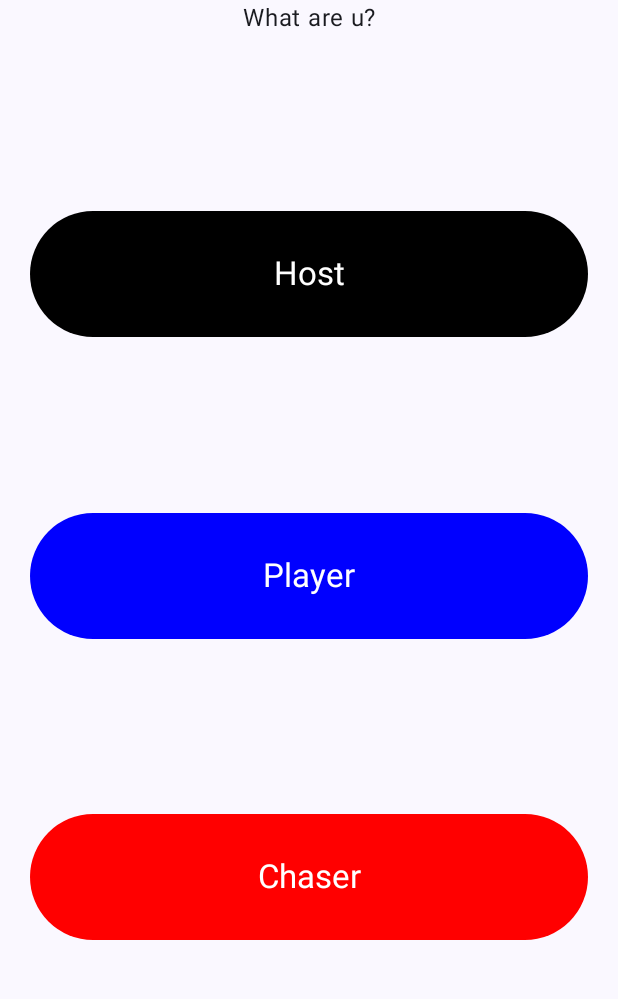
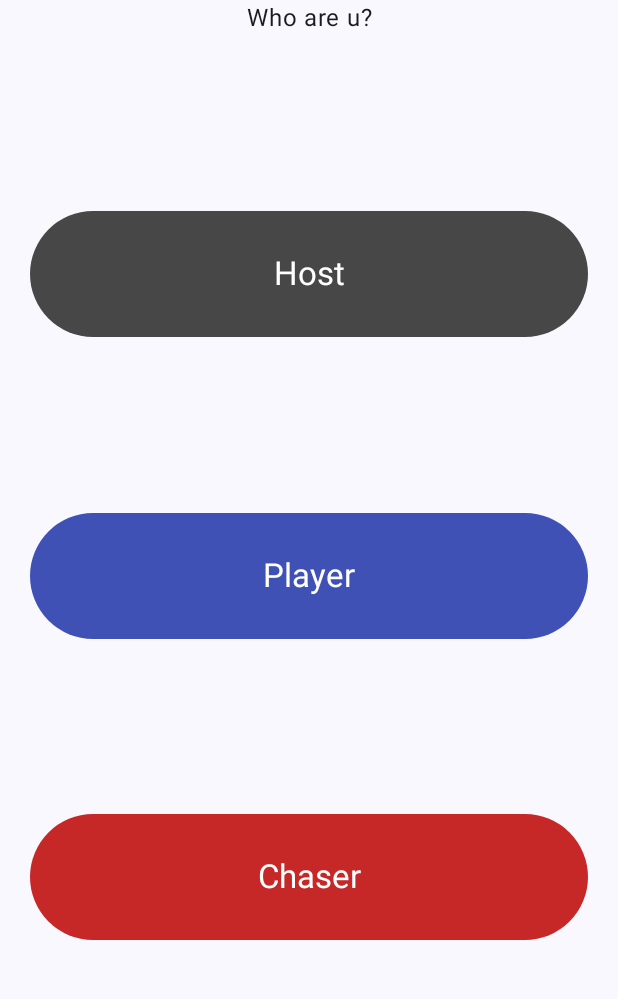
Before and after one commit to timlam9/TheChase, an Android app built with Jetpack Compose: the screen it shows after launch (MainActivity), on a phone screen of 412 x 824 dp, the part 178-1177 px from its top. Run offline under Robolectric (Android 15) with nearby library versions, the phone set to English and light mode, and no system bars; libraries missing offline, so code that uses them is left out: io.ktor.serialization; 2 statements that could not run were skipped.

Commit message:
Disable answer buttons on player answer and replace with chase colors

```diff
--- a/app/src/main/java/com/lamti/thechase/activity/MainActivity.kt
+++ b/app/src/main/java/com/lamti/thechase/activity/MainActivity.kt
@@ -74,7 +74,11 @@ internal class MainActivity : ComponentActivity() {
                             }
                         )
 
-                        ANSWER_SCREEN -> AnswerScreen(state.user, viewModel::onAnswerClick)
+                        ANSWER_SCREEN -> AnswerScreen(
+                            hasAnswered = state.answer != "",
+                            user = state.user,
+                            onAnswerClick = viewModel::onAnswerClick
+                        )
                     }
                 }
             }
--- a/app/src/main/java/com/lamti/thechase/activity/MainViewModel.kt
+++ b/app/src/main/java/com/lamti/thechase/activity/MainViewModel.kt
@@ -6,7 +6,9 @@ import androidx.lifecycle.viewModelScope
 import com.lamti.thechase.activity.MainView.UiState
 import com.lamti.thechase.data.Repository
 import com.lamti.thechase.data.models.ChaseSoundEvent
+import com.lamti.thechase.data.websocket.ChaseState
 import com.lamti.thechase.data.websocket.GameAction
+import com.lamti.thechase.data.websocket.GameQuestionOption
 import com.lamti.thechase.data.websocket.SocketMessage
 import com.lamti.thechase.data.websocket.WebSocket
 import com.lamti.thechase.toEmail
@@ -15,7 +17,10 @@ import kotlinx.coroutines.async
 import kotlinx.coroutines.flow.MutableStateFlow
 import kotlinx.coroutines.flow.SharedFlow
 import kotlinx.coroutines.flow.SharingStarted
+import kotlinx.coroutines.flow.StateFlow
 import kotlinx.coroutines.flow.asStateFlow
+import kotlinx.coroutines.flow.launchIn
+import kotlinx.coroutines.flow.onEach
 import kotlinx.coroutines.flow.shareIn
 import kotlinx.coroutines.flow.update
 import kotlinx.coroutines.launch
@@ -32,6 +37,29 @@ internal class MainViewModel(
         scope = viewModelScope,
         started = SharingStarted.WhileSubscribed()
     )
+
+    val chaseState: StateFlow<ChaseState> = socket.chaseState
+
+    init {
+        chaseState.onEach { serverState ->
+            val playerHasAnswered =
+                serverState.currentQuestion.options.firstOrNull { it.selectedBy == GameQuestionOption.SelectedBy.PLAYER } != null
+            val chaserHasAnswered =
+                serverState.currentQuestion.options.firstOrNull { it.selectedBy == GameQuestionOption.SelectedBy.CHASER } != null
+            val bothHaveAnswered =
+                serverState.currentQuestion.options.firstOrNull { it.selectedBy == GameQuestionOption.SelectedBy.BOTH } != null
+
+            val shouldResetPlayerAnswer =
+                _uiState.value.user == UiState.User.PLAYER && !playerHasAnswered && !bothHaveAnswered
+            val shouldResetChaserAnswer =
+                _uiState.value.user == UiState.User.CHASER && !chaserHasAnswered && !bothHaveAnswered
+
+            if (shouldResetPlayerAnswer || shouldResetChaserAnswer) {
+                _uiState.update { it.copy(answer = "") }
+            }
+
+        }.launchIn(viewModelScope)
+    }
 
     fun onHostClick() {
         viewModelScope.launch {
--- /dev/null
+++ b/app/src/main/java/com/lamti/thechase/data/websocket/ChaseState.kt
@@ -0,0 +1,70 @@
+package com.lamti.thechase.data.websocket
+
+data class ChaseState(
+    val board: List<ChaseBox> = emptyList(),
+    val gameStatus: GameStatus = GameStatus.SETUP,
+    val currentQuestion: GameQuestion = GameQuestion(
+        id = "",
+        title = "",
+        options = emptyList(),
+        showRightAnswer = false,
+        showPlayerAnswer = false,
+        showChaserAnswer = false
+    )
+)
+
+data class ChaseBox(
+    val position: Int,
+    val type: RowType,
+) {
+
+    enum class RowType(val title: String) {
+
+        CHASER(""),
+        CHASER_HEAD("Chaser"),
+        PLAYER(""),
+        PLAYER_HEAD("Player"),
+        EMPTY(""),
+        BANK("")
+    }
+}
+
+data class GameQuestion(
+    val id: String,
+    val title: String,
+    val options: List<GameQuestionOption>,
+    val showRightAnswer: Boolean,
+    val showPlayerAnswer: Boolean,
+    val showChaserAnswer: Boolean,
+)
+
+data class GameQuestionOption(
+    val title: String,
+    val position: Position,
+    val selectedBy: SelectedBy,
+    val isRightAnswer: Boolean
+) {
+
+    enum class Position {
+
+        A,
+        B,
+        C
+    }
+
+    enum class SelectedBy {
+
+        CHASER,
+        PLAYER,
+        BOTH,
+        NONE
+    }
+}
+
+enum class GameStatus {
+
+    CHASER_WIN,
+    PLAYER_WIN,
+    PLAYING,
+    SETUP
+}
--- a/app/src/main/java/com/lamti/thechase/data/websocket/WebSocket.kt
+++ b/app/src/main/java/com/lamti/thechase/data/websocket/WebSocket.kt
@@ -20,8 +20,11 @@ import kotlinx.coroutines.Job
 import kotlinx.coroutines.channels.Channel
 import kotlinx.coroutines.channels.consumeEach
 import kotlinx.coroutines.flow.Flow
+import kotlinx.coroutines.flow.MutableStateFlow
+import kotlinx.coroutines.flow.asStateFlow
 import kotlinx.coroutines.flow.flowOn
 import kotlinx.coroutines.flow.receiveAsFlow
+import kotlinx.coroutines.flow.update
 import kotlinx.coroutines.launch
 import kotlinx.coroutines.supervisorScope
 
@@ -36,6 +39,9 @@ class WebSocket(
     private val _socketSoundsEventChannel: Channel<ChaseSoundEvent> = Channel()
     val socketSoundEvents: Flow<ChaseSoundEvent>
         get() = _socketSoundsEventChannel.receiveAsFlow().flowOn(dispatcher)
+
+    private var _chaseState = MutableStateFlow(ChaseState())
+    val chaseState = _chaseState.asStateFlow()
 
     fun openConnection(token: String, email: String) {
         socketConnectJob = Job()
@@ -81,7 +87,7 @@ class WebSocket(
             if (frame is Frame.Text) {
                 val receivedText = frame.readText()
 
-                observeSoundSocketEvents(receivedText)
+                observeInboundSocketMessages(receivedText)
                 Log.d("SOCKET", "Frame text received: $receivedText")
             } else {
                 Log.d("SOCKET", "- - - - - - - - - - > Unknown Message received: $frame")
@@ -89,12 +95,13 @@ class WebSocket(
         }
     }
 
-    private fun observeSoundSocketEvents(receivedText: String) {
+    private fun observeInboundSocketMessages(receivedText: String) {
         try {
             val jsonObject = JsonParser.parseString(receivedText).asJsonObject
 
             val type = when (jsonObject.get("type").asString) {
                 "event" -> SocketMessage.InBound.Event::class.java
+                "state" -> SocketMessage.InBound.State::class.java
                 else -> SocketMessage.InBound::class.java
             }
 
@@ -103,6 +110,7 @@ class WebSocket(
 
             when (payload) {
                 is SocketMessage.InBound.Event -> sendSocketSoundEvent(payload.event)
+                is SocketMessage.InBound.State -> _chaseState.update { payload.chaseState }
                 is SocketMessage.InBound.SocketError -> TODO()
             }
         } catch (e: Exception) {
--- a/app/src/main/java/com/lamti/thechase/ui/screens/HomeScreen.kt
+++ b/app/src/main/java/com/lamti/thechase/ui/screens/HomeScreen.kt
@@ -10,10 +10,12 @@ import androidx.compose.material3.Text
 import androidx.compose.runtime.Composable
 import androidx.compose.ui.Alignment
 import androidx.compose.ui.Modifier
-import androidx.compose.ui.graphics.Color
 import androidx.compose.ui.tooling.preview.Preview
 import androidx.compose.ui.unit.dp
 import com.lamti.thechase.ui.components.HomeButton
+import com.lamti.thechase.ui.theme.ChaseBlue
+import com.lamti.thechase.ui.theme.ChaseDarkGray
+import com.lamti.thechase.ui.theme.ChaseRed
 import com.lamti.thechase.ui.theme.TheChaseTheme
 
 @Composable
@@ -35,11 +37,11 @@ fun HomeScreen(
             horizontalAlignment = Alignment.CenterHorizontally
         ) {
             Text(text = "The Chase", style = MaterialTheme.typography.headlineLarge)
-            Text(text = "What are u?")
+            Text(text = "Who are u?")
         }
-        HomeButton(title = "Host", color = Color.Black, onClick = onHostClick)
-        HomeButton(title = "Player", color = Color.Blue, onClick = onPlayerClick)
-        HomeButton(title = "Chaser", color = Color.Red, onClick = onChaserClick)
+        HomeButton(title = "Host", color = ChaseDarkGray, onClick = onHostClick)
+        HomeButton(title = "Player", color = ChaseBlue, onClick = onPlayerClick)
+        HomeButton(title = "Chaser", color = ChaseRed, onClick = onChaserClick)
     }
 }
 
--- a/app/src/main/java/com/lamti/thechase/ui/theme/Color.kt
+++ b/app/src/main/java/com/lamti/thechase/ui/theme/Color.kt
@@ -9,3 +9,9 @@ val Pink80 = Color(0xFFEFB8C8)
 val Purple40 = Color(0xFF6650a4)
 val PurpleGrey40 = Color(0xFF625b71)
 val Pink40 = Color(0xFF7D5260)
+
+val ChaseBlue = Color(0xFF3F51B5)
+val ChaseRed = Color(0xFFC62828)
+val ChaseGreen = Color(0xFF4CAF50)
+val ChaseGray = Color(0xFFBDBABA)
+val ChaseDarkGray = Color(0xFF474747)
```
Also changed, not shown: app/src/main/java/com/lamti/thechase/data/websocket/GameAction.kt (added, +16 -0 lines), app/src/main/java/com/lamti/thechase/data/websocket/SocketMessage.kt (+2 -36 lines), app/src/main/java/com/lamti/thechase/ui/components/AnswerButton.kt (+20 -4 lines), app/src/main/java/com/lamti/thechase/ui/screens/AnswerScreen.kt (+22 -19 lines), app/src/main/java/com/lamti/thechase/ui/screens/HostScreen.kt (+40 -44 lines).
